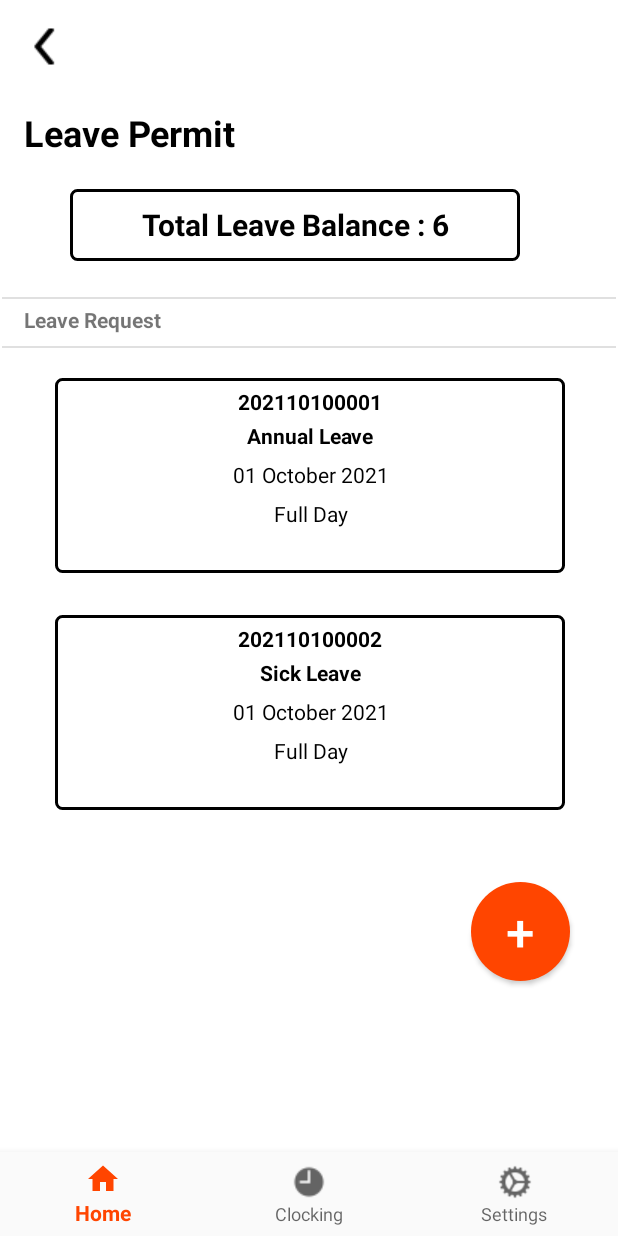
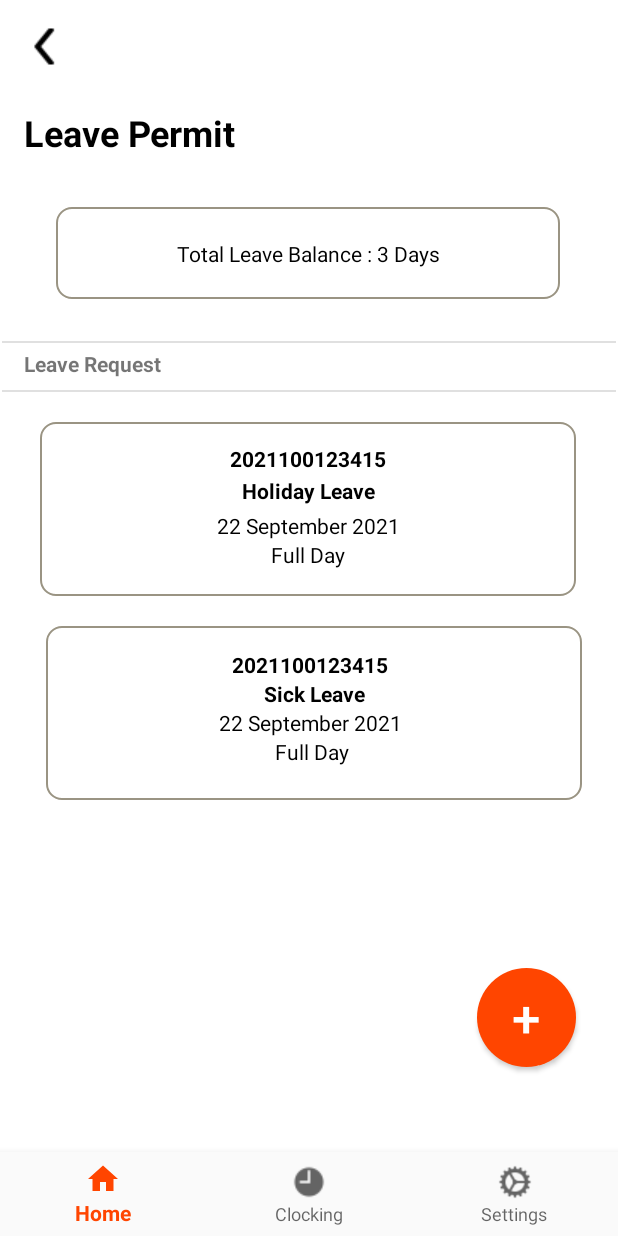
Before and after one commit to hengky9099/Mobile_application, an Android app: the fragment LeaveListFragment placed in its activity, on a phone screen of 412 x 824 dp. Run offline under Robolectric (Android 15) with nearby library versions, the phone set to English and light mode, and no system bars; our stand-ins replace navigation-ui.

Commit message:
desain ubah

```diff
--- a/app/src/main/java/com/example/mobile_application/MainActivity.java
+++ b/app/src/main/java/com/example/mobile_application/MainActivity.java
@@ -37,7 +37,6 @@ public class MainActivity extends AppCompatActivity implements OnMapReadyCallbac
         Objects.requireNonNull(getSupportActionBar()).hide();
         binding = ActivityMainBinding.inflate(getLayoutInflater());
         setContentView(binding.getRoot());
-
         BottomNavigationView navView = findViewById(R.id.nav_view);
         // Passing each menu ID as a set of Ids because each
         // menu should be considered as top level destinations.
--- a/app/src/main/res/layout/fragment_dashboard.xml
+++ b/app/src/main/res/layout/fragment_dashboard.xml
@@ -175,7 +175,7 @@
         app:layout_constraintEnd_toEndOf="parent"
         app:layout_constraintStart_toStartOf="parent"
         app:layout_constraintTop_toBottomOf="@+id/textView57"
-        app:layout_constraintVertical_bias="0.254" />
+        app:layout_constraintVertical_bias="0.13" />
 
     <fragment
         android:id="@+id/map"
--- a/app/src/main/res/layout/leave_list_fragment.xml
+++ b/app/src/main/res/layout/leave_list_fragment.xml
@@ -8,32 +8,65 @@
     android:background="#FFFFFF"
     tools:context=".ui.leave.LeaveListFragment">
 
+    <TextView
+        android:id="@+id/textView83"
+        android:layout_width="336dp"
+        android:layout_height="61dp"
+        android:layout_marginTop="36dp"
+        android:background="@drawable/kotak"
+        app:layout_constraintEnd_toEndOf="parent"
+        app:layout_constraintHorizontal_bias="0.491"
+        app:layout_constraintStart_toStartOf="parent"
+        app:layout_constraintTop_toBottomOf="@+id/textView53" />
+
+    <TextView
+        android:id="@+id/textView84"
+        android:layout_width="357dp"
+        android:layout_height="116dp"
+        android:layout_marginTop="20dp"
+        android:background="@drawable/kotak"
+        app:layout_constraintEnd_toEndOf="parent"
+        app:layout_constraintHorizontal_bias="0.491"
+        app:layout_constraintStart_toStartOf="parent"
+        app:layout_constraintTop_toBottomOf="@+id/divider12" />
+
+    <TextView
+        android:id="@+id/textView90"
+        android:layout_width="357dp"
+        android:layout_height="116dp"
+        android:layout_marginTop="20dp"
+        android:background="@drawable/kotak"
+        app:layout_constraintEnd_toEndOf="parent"
+        app:layout_constraintHorizontal_bias="0.555"
+        app:layout_constraintStart_toStartOf="parent"
+        app:layout_constraintTop_toBottomOf="@+id/textView84" />
+
     <Button
         android:id="@+id/btnAddNewLeave"
         android:layout_width="66dp"
         android:layout_height="66dp"
-        android:layout_marginTop="48dp"
-        android:layout_marginEnd="32dp"
+        android:layout_marginTop="112dp"
+        android:layout_marginEnd="28dp"
         android:background="@drawable/roundedbutton"
         android:text="+"
         android:textAlignment="center"
         android:textColor="@color/white"
         android:textSize="34sp"
         app:layout_constraintEnd_toEndOf="parent"
-        app:layout_constraintTop_toBottomOf="@+id/tableRow2" />
+        app:layout_constraintTop_toBottomOf="@+id/textView90" />
 
     <View
         android:id="@+id/divider7"
         android:layout_width="409dp"
         android:layout_height="1dp"
         android:layout_marginStart="1dp"
-        android:layout_marginTop="24dp"
+        android:layout_marginTop="28dp"
         android:layout_marginEnd="1dp"
         android:background="?android:attr/listDivider"
         app:layout_constraintEnd_toEndOf="parent"
         app:layout_constraintHorizontal_bias="0.0"
         app:layout_constraintStart_toStartOf="parent"
-        app:layout_constraintTop_toBottomOf="@+id/textView64" />
+        app:layout_constraintTop_toBottomOf="@+id/textView83" />
 
     <TextView
         android:id="@+id/textView63"
@@ -45,66 +78,6 @@
         android:textStyle="bold"
         app:layout_constraintStart_toStartOf="parent"
         app:layout_constraintTop_toBottomOf="@+id/divider7" />
-
-    <TableRow
-        android:id="@+id/tableRow"
-        android:layout_width="340dp"
-        android:layout_height="130dp"
-        android:layout_marginTop="20dp"
-        android:background="@drawable/box"
-        app:layout_constraintEnd_toEndOf="parent"
-        app:layout_constraintHorizontal_bias="0.507"
-        app:layout_constraintStart_toStartOf="parent"
-        app:layout_constraintTop_toBottomOf="@+id/divider12">
-
-        <LinearLayout
-            android:layout_width="match_parent"
-            android:layout_height="match_parent"
-            android:orientation="vertical">
-
-            <TextView
-                android:id="@+id/textview30"
-                android:layout_width="match_parent"
-                android:layout_height="wrap_content"
-                android:gravity="center"
-                android:maxLines="4"
-                android:paddingTop="6dp"
-                android:text="202110100001"
-                android:textColor="@color/black"
-                android:textStyle="bold" />
-
-            <TextView
-                android:id="@+id/textview31"
-                android:layout_width="match_parent"
-                android:layout_height="wrap_content"
-                android:gravity="center"
-                android:maxLines="4"
-                android:padding="3dp"
-                android:text="Annual Leave"
-                android:textColor="@color/black"
-                android:textStyle="bold" />
-
-            <TextView
-                android:id="@+id/textview32"
-                android:layout_width="match_parent"
-                android:layout_height="wrap_content"
-                android:gravity="center"
-                android:maxLines="4"
-                android:padding="3dp"
-                android:text="01 October 2021"
-                android:textColor="@color/black" />
-
-            <TextView
-                android:id="@+id/textview33"
-                android:layout_width="match_parent"
-                android:layout_height="wrap_content"
-                android:gravity="center"
-                android:maxLines="4"
-                android:padding="3dp"
-                android:text="Full Day"
-                android:textColor="@color/black" />
-        </LinearLayout>
-    </TableRow>
 
     <View
         android:id="@+id/divider12"
@@ -119,66 +92,6 @@
         app:layout_constraintStart_toStartOf="parent"
         app:layout_constraintTop_toBottomOf="@+id/textView63" />
 
-    <TableRow
-        android:id="@+id/tableRow2"
-        android:layout_width="340dp"
-        android:layout_height="130dp"
-        android:layout_marginTop="28dp"
-        android:background="@drawable/box"
-        app:layout_constraintEnd_toEndOf="parent"
-        app:layout_constraintHorizontal_bias="0.507"
-        app:layout_constraintStart_toStartOf="parent"
-        app:layout_constraintTop_toBottomOf="@+id/tableRow">
-
-        <LinearLayout
-            android:layout_width="match_parent"
-            android:layout_height="match_parent"
-            android:orientation="vertical">
-
-            <TextView
-                android:id="@+id/textview34"
-                android:layout_width="match_parent"
-                android:layout_height="wrap_content"
-                android:gravity="center"
-                android:maxLines="4"
-                android:paddingTop="6dp"
-                android:text="202110100002"
-                android:textColor="@color/black"
-                android:textStyle="bold" />
-
-            <TextView
-                android:id="@+id/textview35"
-                android:layout_width="match_parent"
-                android:layout_height="wrap_content"
-                android:gravity="center"
-                android:maxLines="4"
-                android:padding="3dp"
-                android:text="Sick Leave"
-                android:textColor="@color/black"
-                android:textStyle="bold" />
-
-            <TextView
-                android:id="@+id/textview36"
-                android:layout_width="match_parent"
-                android:layout_height="wrap_content"
-                android:gravity="center"
-                android:maxLines="4"
-                android:padding="3dp"
-                android:text="01 October 2021"
-                android:textColor="@color/black" />
-
-            <TextView
-                android:id="@+id/textview37"
-                android:layout_width="match_parent"
-                android:layout_height="wrap_content"
-                android:gravity="center"
-                android:maxLines="4"
-                android:padding="3dp"
-                android:text="Full Day"
-                android:textColor="@color/black" />
-        </LinearLayout>
-    </TableRow>
-
     <TextView
         android:id="@+id/textView53"
         android:layout_width="256dp"
@@ -192,22 +105,6 @@
         app:layout_constraintStart_toStartOf="parent"
         app:layout_constraintTop_toTopOf="parent" />
 
-    <TextView
-        android:id="@+id/textView64"
-        android:layout_width="300dp"
-        android:layout_height="48dp"
-        android:layout_marginTop="24dp"
-        android:background="@drawable/box"
-        android:gravity="center"
-        android:text="Total Leave Balance : 6"
-        android:textColor="#000000"
-        android:textSize="20sp"
-        android:textStyle="bold"
-        app:layout_constraintEnd_toEndOf="parent"
-        app:layout_constraintHorizontal_bias="0.414"
-        app:layout_constraintStart_toStartOf="parent"
-        app:layout_constraintTop_toBottomOf="@+id/textView53" />
-
     <ImageButton
         android:id="@+id/imageButton11"
         android:layout_width="wrap_content"
@@ -218,4 +115,114 @@
         android:src="@drawable/icons8_chevron_left_30"
         app:layout_constraintStart_toStartOf="parent"
         app:layout_constraintTop_toTopOf="parent" />
+
+    <TextView
+        android:id="@+id/textView64"
+        android:layout_width="wrap_content"
+        android:layout_height="wrap_content"
+        android:text="Total Leave Balance : 3 Days"
+        android:textColor="#000000"
+        app:layout_constraintBottom_toBottomOf="@+id/textView83"
+        app:layout_constraintEnd_toEndOf="@+id/textView83"
+        app:layout_constraintStart_toStartOf="@+id/textView83"
+        app:layout_constraintTop_toTopOf="@+id/textView83" />
+
+    <TextView
+        android:id="@+id/textView85"
+        android:layout_width="wrap_content"
+        android:layout_height="wrap_content"
+        android:text="2021100123415"
+        android:textColor="#000000"
+        android:textStyle="bold"
+        app:layout_constraintBottom_toBottomOf="@+id/textView84"
+        app:layout_constraintEnd_toEndOf="@+id/textView84"
+        app:layout_constraintHorizontal_bias="0.501"
+        app:layout_constraintStart_toStartOf="@+id/textView84"
+        app:layout_constraintTop_toTopOf="@+id/textView84"
+        app:layout_constraintVertical_bias="0.154" />
+
+    <TextView
+        android:id="@+id/textView92"
+        android:layout_width="wrap_content"
+        android:layout_height="wrap_content"
+        android:layout_marginTop="16dp"
+        android:text="2021100123415"
+        android:textColor="#000000"
+        android:textStyle="bold"
+        app:layout_constraintEnd_toEndOf="@+id/textView90"
+        app:layout_constraintHorizontal_bias="0.49"
+        app:layout_constraintStart_toStartOf="@+id/textView90"
+        app:layout_constraintTop_toTopOf="@+id/textView90" />
+
+    <TextView
+        android:id="@+id/textView86"
+        android:layout_width="wrap_content"
+        android:layout_height="wrap_content"
+        android:layout_marginTop="36dp"
+        android:text="Holiday Leave"
+        android:textColor="#000000"
+        android:textStyle="bold"
+        app:layout_constraintEnd_toEndOf="@+id/textView84"
+        app:layout_constraintHorizontal_bias="0.501"
+        app:layout_constraintStart_toStartOf="@+id/textView84"
+        app:layout_constraintTop_toTopOf="@+id/textView84" />
+
+    <TextView
+        android:id="@+id/textView100"
+        android:layout_width="wrap_content"
+        android:layout_height="wrap_content"
+        android:text="Sick Leave"
+        android:textColor="#000000"
+        android:textStyle="bold"
+        app:layout_constraintEnd_toEndOf="@+id/textView90"
+        app:layout_constraintStart_toStartOf="@+id/textView90"
+        app:layout_constraintTop_toBottomOf="@+id/textView92" />
+
+    <TextView
+        android:id="@+id/textView87"
+        android:layout_width="wrap_content"
+        android:layout_height="wrap_content"
+        android:layout_marginTop="4dp"
+        android:text="22 September 2021"
+        android:textColor="#000000"
+        android:textStyle="normal"
+        app:layout_constraintEnd_toEndOf="@+id/textView84"
+        app:layout_constraintHorizontal_bias="0.502"
+        app:layout_constraintStart_toStartOf="@+id/textView84"
+        app:layout_constraintTop_toBottomOf="@+id/textView86" />
+
+    <TextView
+        android:id="@+id/textView103"
+        android:layout_width="wrap_content"
+        android:layout_height="wrap_content"
+        android:text="22 September 2021"
+        android:textColor="#000000"
+        android:textStyle="normal"
+        app:layout_constraintEnd_toEndOf="@+id/textView90"
+        app:layout_constraintHorizontal_bias="0.489"
+        app:layout_constraintStart_toStartOf="@+id/textView90"
+        app:layout_constraintTop_toBottomOf="@+id/textView100" />
+
+    <TextView
+        android:id="@+id/textView89"
+        android:layout_width="wrap_content"
+        android:layout_height="wrap_content"
+        android:text="Full Day"
+        android:textColor="#000000"
+        android:textStyle="normal"
+        app:layout_constraintEnd_toEndOf="@+id/textView84"
+        app:layout_constraintStart_toStartOf="@+id/textView84"
+        app:layout_constraintTop_toBottomOf="@+id/textView87" />
+
+    <TextView
+        android:id="@+id/textView104"
+        android:layout_width="wrap_content"
+        android:layout_height="wrap_content"
+        android:text="Full Day"
+        android:textColor="#000000"
+        android:textStyle="normal"
+        app:layout_constraintEnd_toEndOf="@+id/textView90"
+        app:layout_constraintHorizontal_bias="0.495"
+        app:layout_constraintStart_toStartOf="@+id/textView90"
+        app:layout_constraintTop_toBottomOf="@+id/textView103" />
 </androidx.constraintlayout.widget.ConstraintLayout>
```
Also changed, not shown: app/src/main/res/layout/task_log_fragment.xml (+122 -121 lines).
